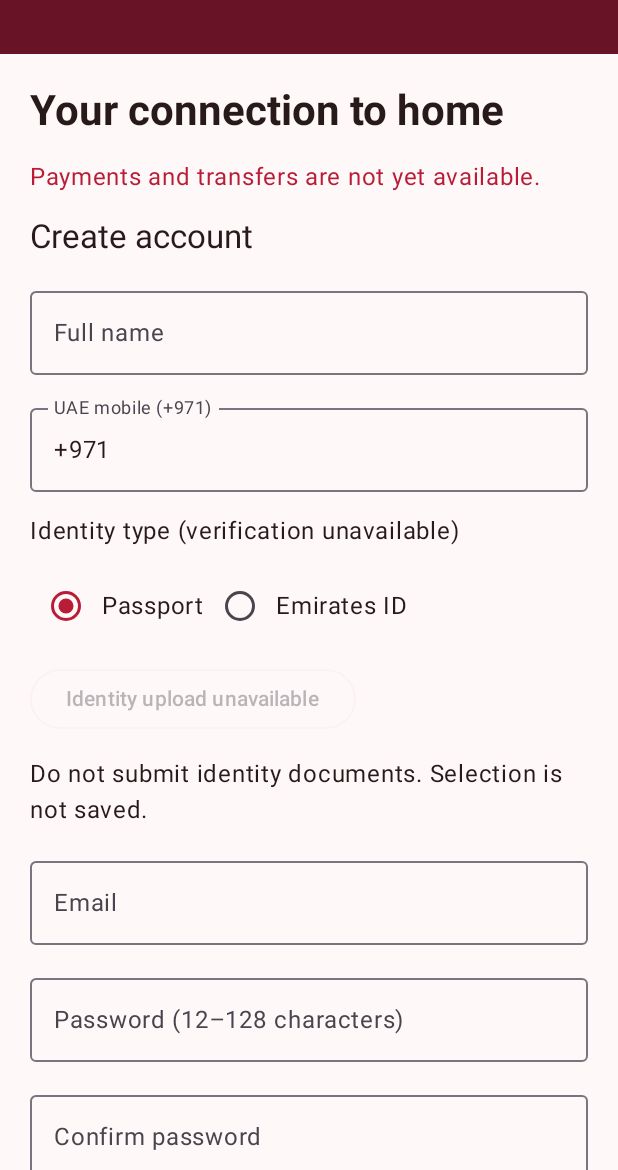
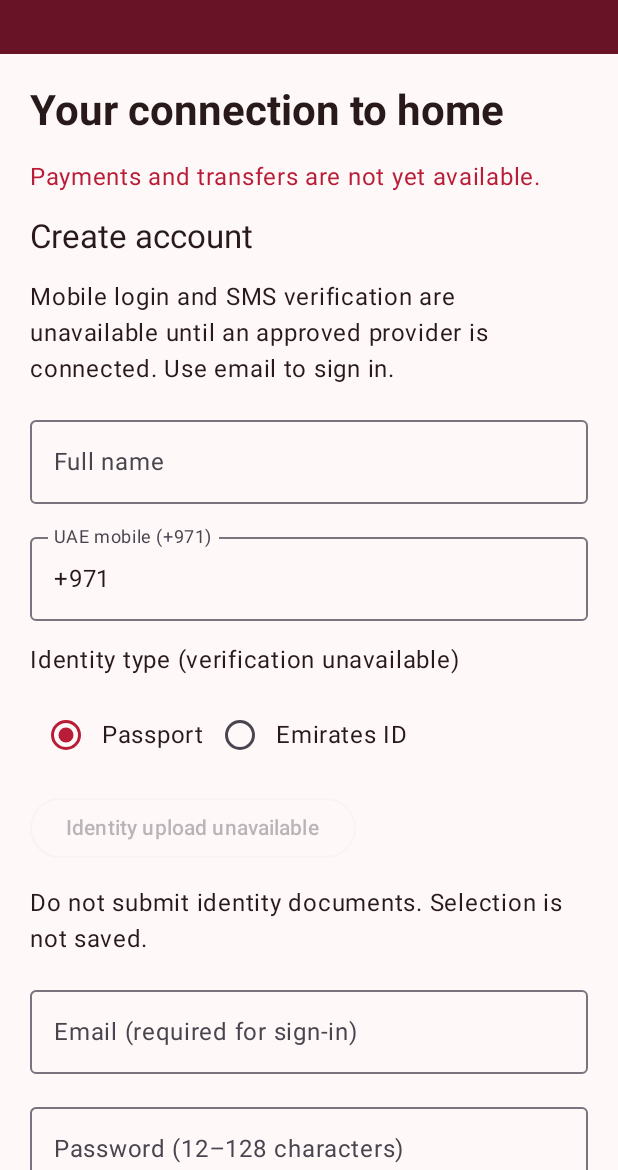
Before and after one commit to sakibhossain2121122-design/global-money-uae, an Android app built with Jetpack Compose: the screen it shows after launch (MainActivity), after a tap on "Create account", on a phone screen of 412 x 824 dp, the part 66-1236 px from its top. Run offline under Robolectric (Android 15) with nearby library versions, the phone set to English and light mode, and no system bars; pictures from the network do not load.

Commit message:
Clarify registration requirements and mobile login availability
Co-authored-by: copilot-swe-agent[bot] <198982749+Copilot@users.noreply.github.com>

```diff
--- a/android/app/src/main/java/com/globalmoney/uae/demo/MainActivity.kt
+++ b/android/app/src/main/java/com/globalmoney/uae/demo/MainActivity.kt
@@ -208,6 +208,7 @@ private fun PremiumApp(session: AccountSession, run: (() -> String, (Result<Stri
                     if (notice.isNotEmpty()) Text(notice, color = MaterialTheme.colorScheme.error)
                     if (!signedIn) {
                         Text(t(if (register) "Create account" else "Sign in", if (register) "অ্যাকাউন্ট তৈরি করুন" else "লগইন করুন"), style = MaterialTheme.typography.titleLarge)
+                        Text(t("Mobile login and SMS verification are unavailable until an approved provider is connected. Use email to sign in.", "অনুমোদিত সেবা যুক্ত না হওয়া পর্যন্ত মোবাইল লগইন ও SMS যাচাই অনুপলব্ধ। লগইনের জন্য ইমেইল ব্যবহার করুন।"))
                         if (register) {
                             Field(name, { name = it }, t("Full name", "পুরো নাম"))
                             OutlinedTextField(mobile, { mobile = it.take(13) }, label = { Text(t("UAE mobile (+971)", "ইউএই মোবাইল (+971)")) }, singleLine = true, keyboardOptions = KeyboardOptions(keyboardType = KeyboardType.Phone), modifier = Modifier.fillMaxWidth())
@@ -223,20 +224,33 @@ private fun PremiumApp(session: AccountSession, run: (() -> String, (Result<Stri
                             OutlinedButton(enabled = false, onClick = {}) { Text(t("Identity upload unavailable", "পরিচয়পত্র আপলোড অনুপলব্ধ")) }
                             Text(t("Do not submit identity documents. Selection is not saved.", "পরিচয়পত্র জমা দেবেন না। নির্বাচন সংরক্ষিত হয় না।"))
                         }
-                        OutlinedTextField(email, { email = it.take(254) }, label = { Text(t("Email", "ইমেইল")) }, singleLine = true, keyboardOptions = KeyboardOptions(keyboardType = KeyboardType.Email), modifier = Modifier.fillMaxWidth())
+                        OutlinedTextField(email, { email = it.take(254) }, label = { Text(t("Email (required for sign-in)", "ইমেইল (লগইনের জন্য প্রয়োজন)")) }, singleLine = true, keyboardOptions = KeyboardOptions(keyboardType = KeyboardType.Email), modifier = Modifier.fillMaxWidth())
                         OutlinedTextField(password, { password = it.take(128) }, label = { Text(t("Password (12–128 characters)", "পাসওয়ার্ড (১২–১২৮ অক্ষর)")) }, visualTransformation = PasswordVisualTransformation(), singleLine = true, keyboardOptions = KeyboardOptions(keyboardType = KeyboardType.Password), modifier = Modifier.fillMaxWidth())
                         if (register) OutlinedTextField(confirmPassword, { confirmPassword = it.take(128) }, label = { Text(t("Confirm password", "পাসওয়ার্ড নিশ্চিত করুন")) }, visualTransformation = PasswordVisualTransformation(), singleLine = true, keyboardOptions = KeyboardOptions(keyboardType = KeyboardType.Password), modifier = Modifier.fillMaxWidth())
                         if (register && confirmPassword.isNotEmpty() && password != confirmPassword) Text(t("Passwords do not match.", "পাসওয়ার্ড মেলেনি।"), color = MaterialTheme.colorScheme.error)
                         if (password.isNotEmpty() && password.length < 12) {
                             Text(t("Enter at least 12 characters to continue.", "এগোতে কমপক্ষে ১২ অক্ষরের পাসওয়ার্ড লিখুন।"), color = MaterialTheme.colorScheme.error)
                         }
-                        Button(enabled = !busy && email.isNotBlank() && password.length >= 12 && (!register || (name.isNotBlank() && Registration.validMobile(mobile) && Registration.validPasswords(password, confirmPassword))), onClick = {
+                        val missingFields = if (register) Registration.missingFields(name, mobile, email, password, confirmPassword) else emptyList()
+                        if (register && missingFields.isNotEmpty()) {
+                            Text(t("To enable registration, complete:", "নিবন্ধন চালু করতে পূরণ করুন:"))
+                            missingFields.forEach { field ->
+                                Text(when (field) {
+                                    Registration.Field.NAME -> t("Full name", "পুরো নাম")
+                                    Registration.Field.MOBILE -> t("UAE mobile in +9715XXXXXXXX format", "+9715XXXXXXXX আকারে ইউএই মোবাইল")
+                                    Registration.Field.EMAIL -> t("Email for sign-in", "লগইনের ইমেইল")
+                                    Registration.Field.PASSWORD -> t("Password of 12–128 characters", "১২–১২৮ অক্ষরের পাসওয়ার্ড")
+                                    Registration.Field.CONFIRMATION -> t("Matching password confirmation", "একই পাসওয়ার্ড নিশ্চিত করুন")
+                                }, color = MaterialTheme.colorScheme.error)
+                            }
+                        }
+                        Button(enabled = !busy && email.isNotBlank() && password.length >= 12 && (!register || missingFields.isEmpty()), onClick = {
                             val payload = JSONObject().put("email", email).put("password", password).put("name", name)
                             val creating = register
                             if (creating) payload.put("mobile_uae", mobile)
                             password = ""; confirmPassword = ""
                             call({ api.request(if (creating) "auth/register" else "auth/login", "POST", payload) }) { response ->
-                                if (creating) { register = false; notice = t("Please sign in to your account.", "আপনার অ্যাকাউন্টে লগইন করুন।") }
+                                if (creating) { register = false; notice = t("If eligible, sign in with your email. Your mobile number is not verified.", "যোগ্য হলে ইমেইল দিয়ে লগইন করুন। আপনার মোবাইল নম্বর যাচাই করা হয়নি।") }
                                 else { api.token = JSONObject(response).getString("token"); signedIn = true; email = ""; name = ""; page = "Home" }
                             }
                         }, modifier = Modifier.fillMaxWidth()) { Text(t(if (register) "Register" else "Sign in", if (register) "নিবন্ধন" else "লগইন")) }
--- a/android/app/src/main/java/com/globalmoney/uae/demo/Registration.kt
+++ b/android/app/src/main/java/com/globalmoney/uae/demo/Registration.kt
@@ -4,4 +4,15 @@ internal object Registration {
     fun validMobile(value: String) = value.matches(Regex("\\+9715[0-9]{8}"))
     fun validPasswords(password: String, confirmation: String) =
         password.length in 12..128 && password == confirmation
+
+    fun missingFields(name: String, mobile: String, email: String, password: String, confirmation: String): List<Field> =
+        buildList {
+            if (name.isBlank()) add(Field.NAME)
+            if (!validMobile(mobile)) add(Field.MOBILE)
+            if (email.isBlank()) add(Field.EMAIL)
+            if (password.length !in 12..128) add(Field.PASSWORD)
+            if (password != confirmation || confirmation.isEmpty()) add(Field.CONFIRMATION)
+        }
+
+    enum class Field { NAME, MOBILE, EMAIL, PASSWORD, CONFIRMATION }
 }
```
Also changed, not shown: 3 other files.
